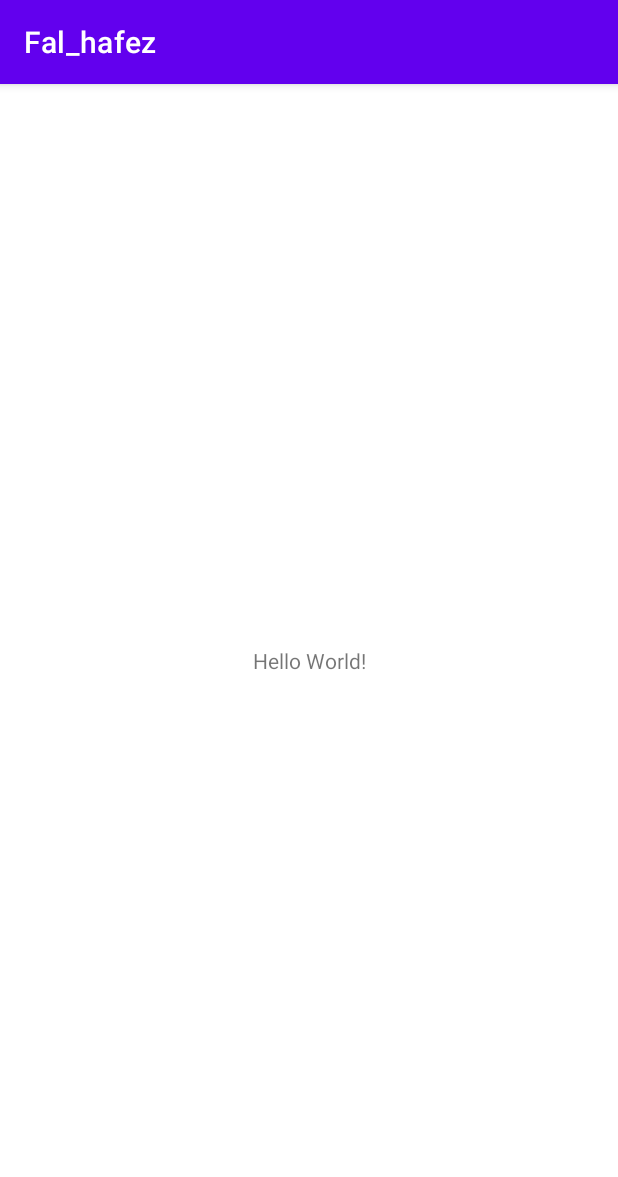
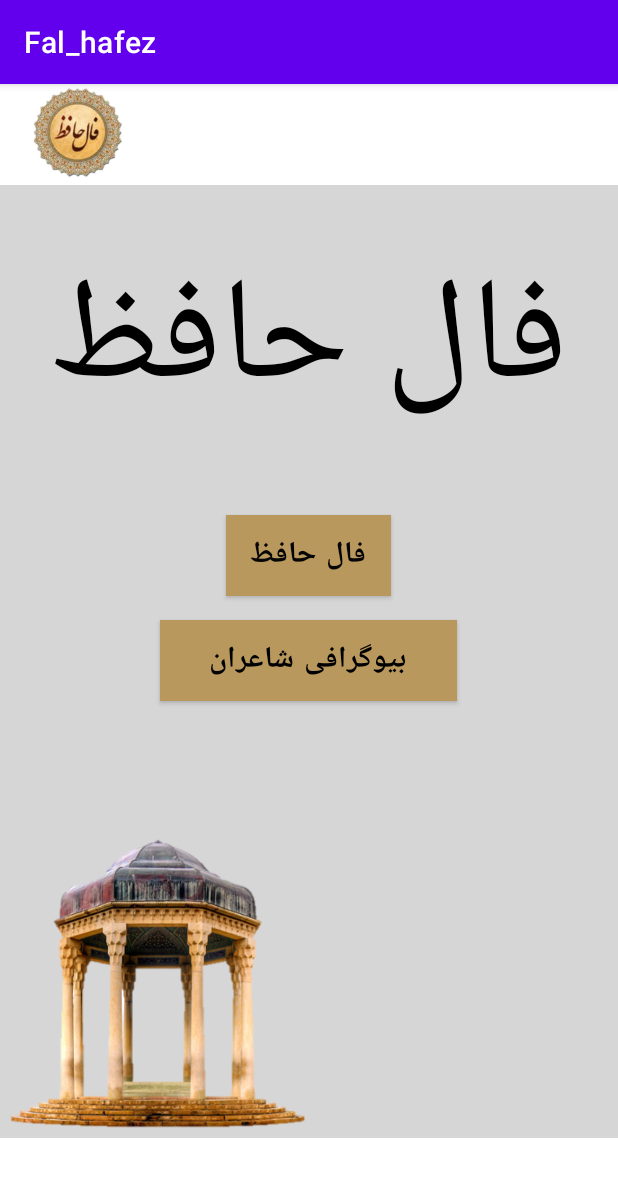
Before and after one commit to Ayda-H/FalHafez_app, an Android app: the screen it shows after launch (MainActivity), on a phone screen of 412 x 824 dp. Shown: the top 1177 px of the screen. Run offline under Robolectric (Android 15) with nearby library versions, the phone set to English and light mode, and no system bars; Roboto replaces fonts that are not available here; 1 statement that could not run was skipped.

Commit message:
delete some codes and add UIs

```diff
--- a/app/src/main/java/com/example/fal_hafez/MainActivity.java
+++ b/app/src/main/java/com/example/fal_hafez/MainActivity.java
@@ -1,14 +1,33 @@
 package com.example.fal_hafez;
 
 import androidx.appcompat.app.AppCompatActivity;
-
+import android.content.Intent;
+import android.graphics.Typeface;
+import android.os.Bundle;
+import android.view.View;
+import com.example.fal_hafez.R;
+import android.widget.TextView;
 import android.os.Bundle;
 
 public class MainActivity extends AppCompatActivity {
-
+    private TextView text;
     @Override
     protected void onCreate(Bundle savedInstanceState) {
         super.onCreate(savedInstanceState);
         setContentView(R.layout.activity_main);
+        text=findViewById(R.id.text1);
+        Typeface type=Typeface.createFromAsset(getAssets(),"fonts/IranNastaliq.ttf");
+        text.setTypeface(type);
+
+    }
+    public void onclicktabir(View v) {
+        Intent next = new Intent(this, tabir_fal.class);
+        startActivity(next);
+
+    }
+
+    public void onclickshaeran(View v) {
+        Intent biography = new Intent(this, shaeran.class);
+        startActivity(biography);
     }
 }
--- /dev/null
+++ b/app/src/main/res/drawable/ic_arrow_back.xml
@@ -0,0 +1,5 @@
+<vector android:height="35dp" android:tint="#FFFFFF"
+    android:viewportHeight="24" android:viewportWidth="24"
+    android:width="35dp" xmlns:android="http://schemas.android.com/apk/res/android">
+    <path android:fillColor="@android:color/white" android:pathData="M20,11H7.83l5.59,-5.59L12,4l-8,8 8,8 1.41,-1.41L7.83,13H20v-2z"/>
+</vector>
--- /dev/null
+++ b/app/src/main/res/drawable/ic_baseline.xml
@@ -0,0 +1,5 @@
+<vector android:height="35dp" android:tint="#FFFFFF"
+    android:viewportHeight="24" android:viewportWidth="24"
+    android:width="35dp" xmlns:android="http://schemas.android.com/apk/res/android">
+    <path android:fillColor="@android:color/white" android:pathData="M12,4L12,1L8,5l4,4L12,6c3.31,0 6,2.69 6,6 0,1.01 -0.25,1.97 -0.7,2.8l1.46,1.46C19.54,15.03 20,13.57 20,12c0,-4.42 -3.58,-8 -8,-8zM12,18c-3.31,0 -6,-2.69 -6,-6 0,-1.01 0.25,-1.97 0.7,-2.8L5.24,7.74C4.46,8.97 4,10.43 4,12c0,4.42 3.58,8 8,8v3l4,-4 -4,-4v3z"/>
+</vector>
--- a/app/src/main/res/layout/activity_main.xml
+++ b/app/src/main/res/layout/activity_main.xml
@@ -4,15 +4,90 @@
     xmlns:tools="http://schemas.android.com/tools"
     android:layout_width="match_parent"
     android:layout_height="match_parent"
+    android:layoutDirection="ltr"
     tools:context=".MainActivity">
 
+    <ImageView
+        android:id="@+id/imageView"
+        android:layout_width="635dp"
+        android:layout_height="1046dp"
+        app:layout_constraintBottom_toBottomOf="parent"
+        app:layout_constraintEnd_toEndOf="parent"
+        app:layout_constraintStart_toStartOf="parent"
+        app:layout_constraintTop_toTopOf="parent"
+        app:srcCompat="@drawable/back" />
+
     <TextView
+        android:id="@+id/text1"
         android:layout_width="wrap_content"
         android:layout_height="wrap_content"
-        android:text="Hello World!"
+        android:fontFamily="sans-serif"
+        android:text="فال حافظ"
+        android:textColor="#000000"
+        android:textSize="96sp"
         app:layout_constraintBottom_toBottomOf="parent"
+        app:layout_constraintHorizontal_bias="0.492"
         app:layout_constraintLeft_toLeftOf="parent"
         app:layout_constraintRight_toRightOf="parent"
-        app:layout_constraintTop_toTopOf="parent" />
+        app:layout_constraintTop_toTopOf="parent"
+        app:layout_constraintVertical_bias="0.152" />
+
+    <ImageView
+        android:id="@+id/imageView2"
+        android:layout_width="71dp"
+        android:layout_height="64dp"
+        app:layout_constraintEnd_toEndOf="parent"
+        app:layout_constraintHorizontal_bias="0.047"
+        app:layout_constraintStart_toStartOf="parent"
+        app:layout_constraintTop_toTopOf="parent"
+        app:srcCompat="@drawable/logo" />
+
+    <Button
+        app:backgroundTint="@null"
+        android:id="@+id/button1"
+        android:layout_width="wrap_content"
+        android:layout_height="wrap_content"
+        android:layout_marginTop="32dp"
+        android:onClick="onclicktabir"
+        android:text="فال حافظ"
+        android:textColor="#050505"
+        android:textColorHint="#B37474"
+        android:background="#B9985D"
+        android:textColorLink="#614A4A"
+        android:textSize="20sp"
+        android:textStyle="bold"
+        app:layout_constraintEnd_toEndOf="parent"
+        app:layout_constraintHorizontal_bias="0.498"
+        app:layout_constraintStart_toStartOf="parent"
+        app:layout_constraintTop_toBottomOf="@+id/text1" />
+
+    <ImageView
+        android:id="@+id/imageView3"
+        android:layout_width="414dp"
+        android:layout_height="376dp"
+        android:layout_marginStart="-88dp"
+        android:layout_marginEnd="108dp"
+        app:layout_constraintEnd_toEndOf="parent"
+        app:layout_constraintStart_toStartOf="parent"
+        app:layout_constraintTop_toBottomOf="@+id/button2"
+        app:srcCompat="@drawable/p" />
+
+    <Button
+        app:backgroundTint="@null"
+        android:id="@+id/button2"
+        android:layout_width="198dp"
+        android:layout_height="54dp"
+        android:layout_marginTop="16dp"
+        android:onClick="onclickshaeran"
+        android:text="بیوگرافی شاعران"
+        android:textColor="#000000"
+        android:background="#B9985D"
+        android:textSize="20sp"
+        android:textStyle="bold"
+
+        app:layout_constraintEnd_toEndOf="parent"
+        app:layout_constraintHorizontal_bias="0.497"
+        app:layout_constraintStart_toStartOf="parent"
+        app:layout_constraintTop_toBottomOf="@+id/button1" />
 
 </androidx.constraintlayout.widget.ConstraintLayout>
```
Also changed, not shown: app/src/main/AndroidManifest.xml (+9 -0 lines), app/src/main/java/com/example/fal_hafez/Row.java (added, +14 -0 lines), app/src/main/java/com/example/fal_hafez/shaeran.java (added, +77 -0 lines), app/src/main/java/com/example/fal_hafez/tabir_fal.java (added, +111 -0 lines), app/src/main/res/layout/activity_row.xml (added, +62 -0 lines), app/src/main/res/layout/activity_shaeran.xml (added, +60 -0 lines), app/src/main/res/layout/activity_tabir_fal.xml (added, +179 -0 lines), app/src/main/res/drawable/arrow.png (added).
